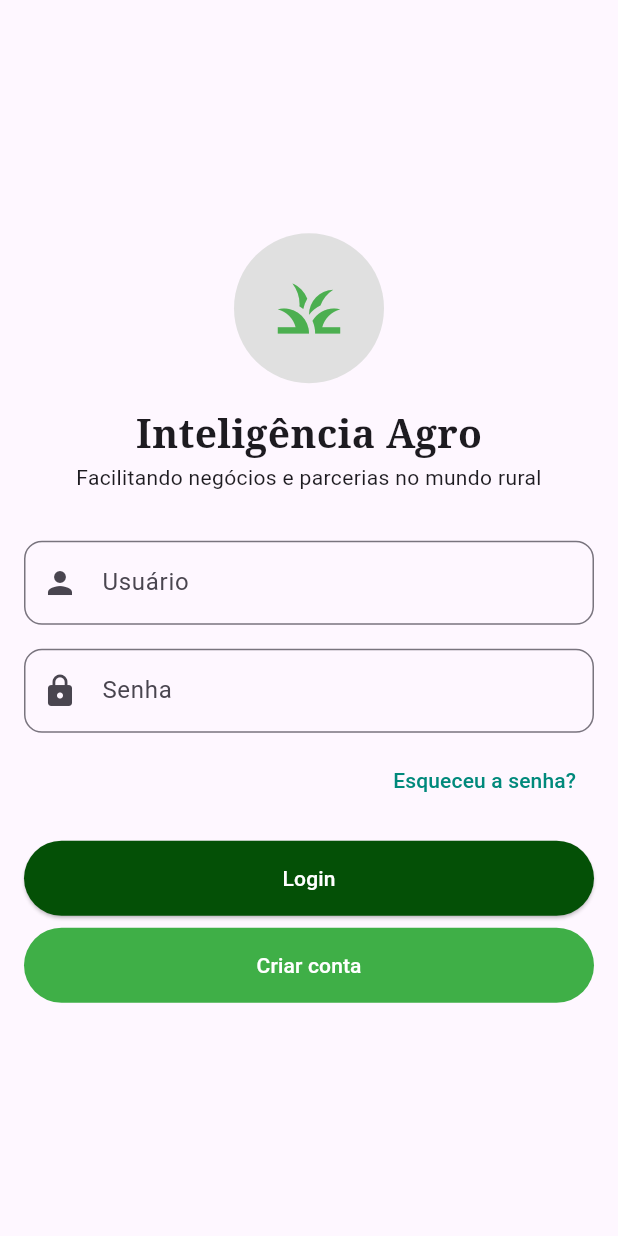
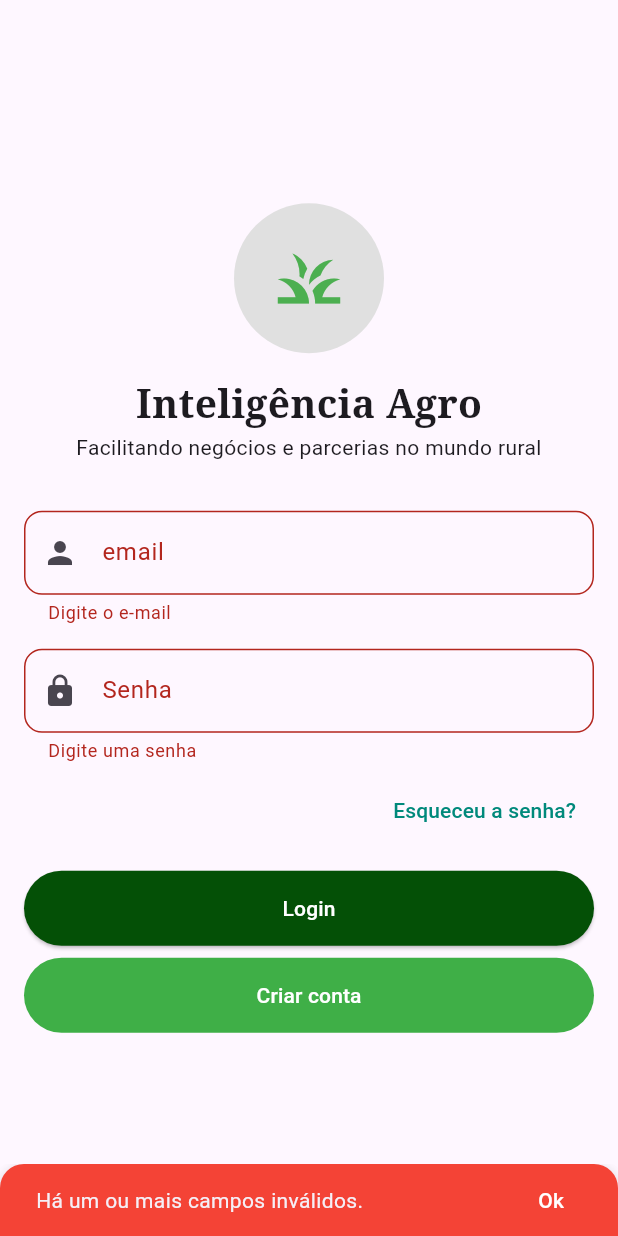
Before and after one commit to Rafinha003/Inteligencia_agro, a Flutter app: the screen it shows after launch, after a tap on "Login", on a phone screen of 412 x 824 dp. Run offline on Flutter 3.47's test engine with Material 3 defaults, Android fonts, the phone set to English and light mode, and no system bars; our stand-ins replace device_preview, firebase_auth, firebase_core; missing offline and left inert: dart:js_interop; accounts and stored records are empty.

Commit message:
Criando notificação comum para todas as telas
Criando a funcionalidade de login

Criando tela de cadastrro com as validações dos campos

```diff
--- a/lib/View/tela-login/tela-login.dart
+++ b/lib/View/tela-login/tela-login.dart
@@ -1,10 +1,24 @@
+import 'dart:js_interop';
+
 import 'package:flutter/material.dart';
+import 'package:inteligencia_agro/Controller/loginController.dart';
+import 'package:inteligencia_agro/View/tela-cadastro/tela-cadastro.dart';
+import 'package:inteligencia_agro/common/notificacao_tela.dart';
 
 class LoginPage extends StatelessWidget {
+  final _formKey = GlobalKey<FormState>();
+
+  TextEditingController _valorEmail = TextEditingController();
+  TextEditingController _valorSenha = TextEditingController();
+
+  LoginController _loginController = LoginController();
+
   @override
   Widget build(BuildContext context) {
     return Scaffold(
       body: Center(
+       child: Form(
+        key: _formKey,
         child: SingleChildScrollView(
           padding: EdgeInsets.all(16.0),
           child: Column(
@@ -25,17 +39,30 @@ class LoginPage extends StatelessWidget {
                 textAlign: TextAlign.center,
               ),
               SizedBox(height: 32),
-              TextField(
+              TextFormField(
+                controller: _valorEmail,
                 decoration: InputDecoration(
-                  labelText: 'Usuário',
+                  labelText: 'email',
                   border: OutlineInputBorder(
                     borderRadius: BorderRadius.circular(12.0),
                   ),
                   prefixIcon: Icon(Icons.person),
                 ),
+                validator: (String? value){
+
+                  if(value == null || value.isEmpty){
+                    return "Digite o e-mail";
+                  }
+                  if(!value.contains("@")){
+                     return "O e-mail é inválido";
+                  }
+
+                  return null;
+                },
               ),
               SizedBox(height: 16),
-              TextField(
+              TextFormField(
+                controller: _valorSenha,
                 decoration: InputDecoration(
                   labelText: 'Senha',
                   border: OutlineInputBorder(
@@ -43,7 +70,13 @@ class LoginPage extends StatelessWidget {
                   ),
                   prefixIcon: Icon(Icons.lock),
                 ),
-                obscureText: true, // Oculta a senha
+                obscureText: true,
+                validator: (value){
+                  if(value == null || value.isEmpty){
+                    return "Digite uma senha";
+                  }
+                  return null;
+                },
               ),
               SizedBox(height: 8),
               Align(
@@ -58,7 +91,7 @@ class LoginPage extends StatelessWidget {
               SizedBox(height: 16),
               ElevatedButton(
                 onPressed: () {
-                  // Lógica de login
+                  btnLogin(context);
                 },
                 child: Text('Login',  style: TextStyle(color: Colors.white),),
                 style: ElevatedButton.styleFrom(
@@ -69,7 +102,7 @@ class LoginPage extends StatelessWidget {
               SizedBox(height: 8),
               TextButton(
                 onPressed: () {
-                  // Lógica para criar conta
+                  btnCriarConta(context);
                 },
                 child: Text('Criar conta', style: TextStyle(color: Colors.white),),
                 style: ElevatedButton.styleFrom(
@@ -81,6 +114,34 @@ class LoginPage extends StatelessWidget {
           ),
         ),
       ),
+      )
     );
   }
+
+  btnLogin(BuildContext context){
+     String email = _valorEmail.text;
+     String senha = _valorSenha.text;
+
+     if(_formKey.currentState!.validate()){
+
+        _loginController.LogarUsuario(email: email, senha: senha).then((String? erro){
+          if(erro != null){
+            mostrarNotificacaoTela(context: context, texto: erro);
+          }else{
+           mostrarNotificacaoTela(context: context, texto: "Usuário logado com sucesso", isErro: false);
+          }
+
+        });
+     }
+     else {
+      mostrarNotificacaoTela(context: context, texto: "Há um ou mais campos inválidos.");
+     }
+  }
+
+  btnCriarConta(BuildContext context){
+      Navigator.push(
+    context,
+    MaterialPageRoute(builder: (context) => CadastroPage()),
+  );
+  }
 }
--- /dev/null
+++ b/lib/common/notificacao_tela.dart
@@ -0,0 +1,26 @@
+
+
+import 'package:flutter/material.dart';
+
+void mostrarNotificacaoTela({
+  required BuildContext context,
+  required String texto,
+  bool isErro = true,
+}) {
+  SnackBar snackBar = SnackBar(
+    content: Text(texto),
+    backgroundColor: (isErro) ? Colors.red : Colors.green,
+    shape: const RoundedRectangleBorder(
+      borderRadius: BorderRadius.vertical(top: Radius.circular(16))
+    ),
+    duration: const Duration(seconds: 4),
+    action: SnackBarAction(
+      textColor: Colors.white,
+      label: "Ok",
+      onPressed: (){
+        ScaffoldMessenger.of(context).hideCurrentSnackBar();
+      } ),
+  );
+
+  ScaffoldMessenger.of(context).showSnackBar(snackBar);
+}
```
Also changed, not shown: lib/Controller/loginController.dart (+13 -26 lines), lib/View/tela-cadastro/tela-cadastro.dart (added, +204 -0 lines).
